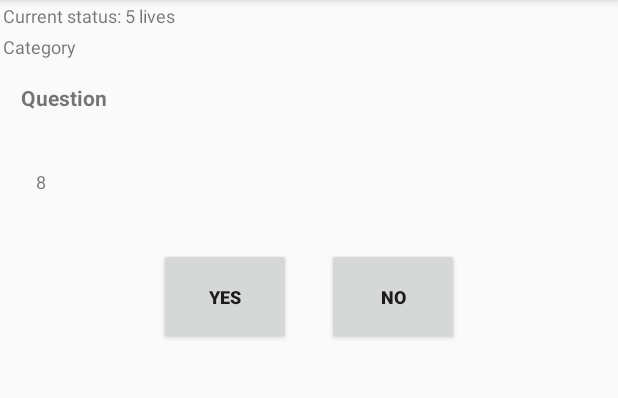
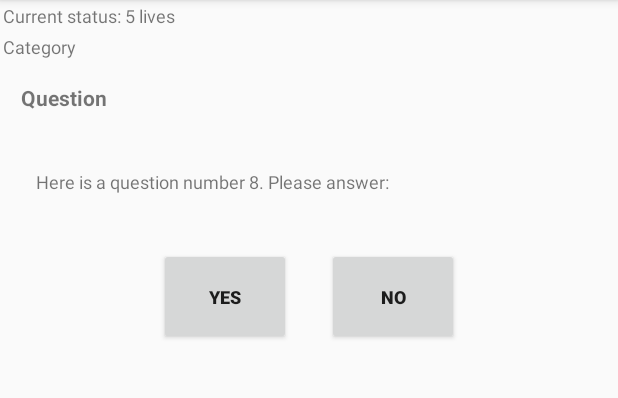
Before and after one commit to lilianmotti/Project1, an Android app: the screen it shows after launch (MainActivity), after a tap on "YES", on a phone screen of 412 x 824 dp, the part 84-482 px from its top. Run offline under Robolectric (Android 15) with nearby library versions, the phone set to English and light mode, and no system bars.

Commit message:
Random questions from 1 to 10 with a Switch statement

```diff
--- a/app/src/main/res/values/questions.xml
+++ b/app/src/main/res/values/questions.xml
@@ -1,8 +1,13 @@
 <?xml version="1.0" encoding="utf-8"?>
 <resources>
-    <string name="q01">Here is a question number 1. Please answer:</string>
-    <string name="q02">Here is a question number 2. Please answer:</string>
-    <string name="q03">Here is a question number 3. Please answer:</string>
-    <string name="q04">Here is a question number 4. Please answer:</string>
-    <string name="q05">Here is a question number 5. Please answer:</string>
+    <string name="q1">Here is a question number 1. Please answer:</string>
+    <string name="q2">Here is a question number 2. Please answer:</string>
+    <string name="q3">Here is a question number 3. Please answer:</string>
+    <string name="q4">Here is a question number 4. Please answer:</string>
+    <string name="q5">Here is a question number 5. Please answer:</string>
+    <string name="q6">Here is a question number 6. Please answer:</string>
+    <string name="q7">Here is a question number 7. Please answer:</string>
+    <string name="q8">Here is a question number 8. Please answer:</string>
+    <string name="q9">Here is a question number 9. Please answer:</string>
+    <string name="q10">Here is a question number 10. Please answer:</string>
 </resources>
--- a/app/src/main/res/values/strings.xml
+++ b/app/src/main/res/values/strings.xml
@@ -2,9 +2,10 @@
     <string name="app_name">GameEngine1</string>
     <string name="title_question">Question</string>
     <string name="category_question">Category</string>
-    <string name="question">Here is a question for you. Please answer:</string>
+    <string name="question">You have 5 chances to survive. Start now?</string>
     <string name="yes">Yes</string>
     <string name="no">No</string>
     <string name="game_over">Game over</string>
-    <string name="status">Number of lives: </string>
+    <string name="status">Number of lives: 5</string>
+
 </resources>
```
Also changed, not shown: app/src/main/java/com/wordpress/liliangmader/gameengine1/MainActivity.java (+41 -3 lines).
